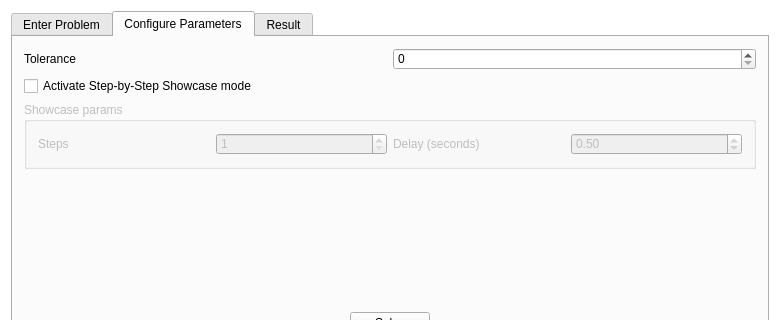
The window that Optiblech/mainwindow.ui (CSNWEB/gi-2015) describes before a commit, drawn with Qt 5; both pictures show x 0 to 780 and y 0 to 320 of the 780 by 495 pixel window.
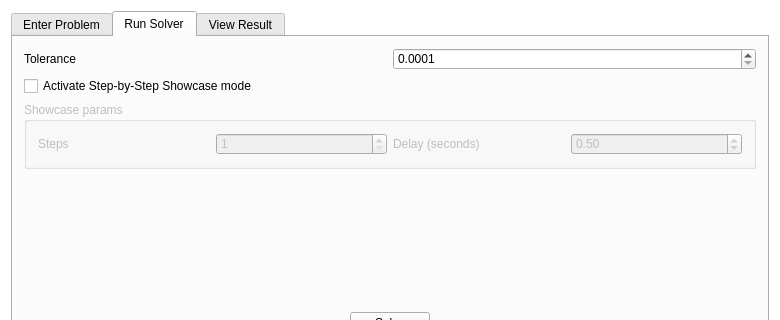
The same window after the commit. The open tabs and pages were chosen to show the change.

Commit message: gui changes after meeting

```diff
--- a/Optiblech/mainwindow.ui
+++ b/Optiblech/mainwindow.ui
@@ -288,7 +288,7 @@
         <bool>true</bool>
        </property>
        <attribute name="title">
-        <string>Configure Parameters</string>
+        <string>Run Solver</string>
        </attribute>
        <layout class="QVBoxLayout" name="verticalLayout_2">
         <item>
@@ -307,7 +307,23 @@
            </widget>
           </item>
           <item>
-           <widget class="QSpinBox" name="toleranceSpinBox"/>
+           <widget class="QDoubleSpinBox" name="toleranceSpinBox">
+            <property name="decimals">
+             <number>4</number>
+            </property>
+            <property name="minimum">
+             <double>0.000100000000000</double>
+            </property>
+            <property name="maximum">
+             <double>1.000000000000000</double>
+            </property>
+            <property name="singleStep">
+             <double>0.001000000000000</double>
+            </property>
+            <property name="value">
+             <double>0.000100000000000</double>
+            </property>
+           </widget>
           </item>
          </layout>
         </item>
@@ -390,7 +406,7 @@
         <bool>true</bool>
        </property>
        <attribute name="title">
-        <string>Result</string>
+        <string>View Result</string>
        </attribute>
        <layout class="QVBoxLayout" name="verticalLayout">
         <item>
```
Left out of the diff: 9 changed lines with no effect on the pictures. The commit also changes 3 other files.
